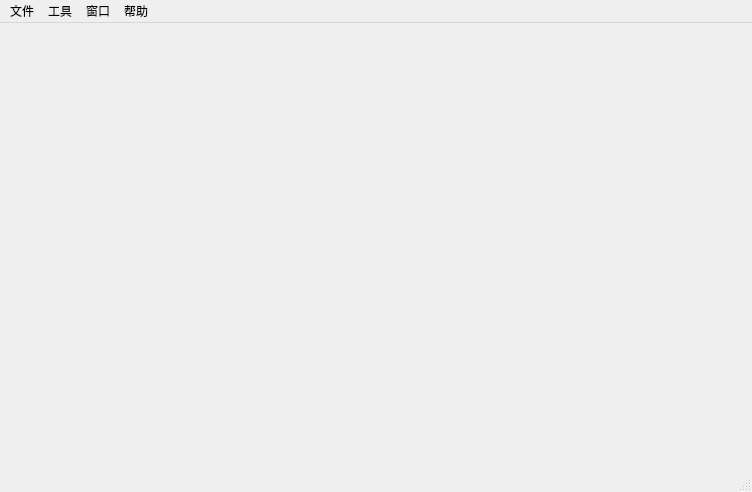
The window that Emoji_Qt/mainwindow.ui (feint123/Emoji) describes before a commit, drawn with Qt 5.
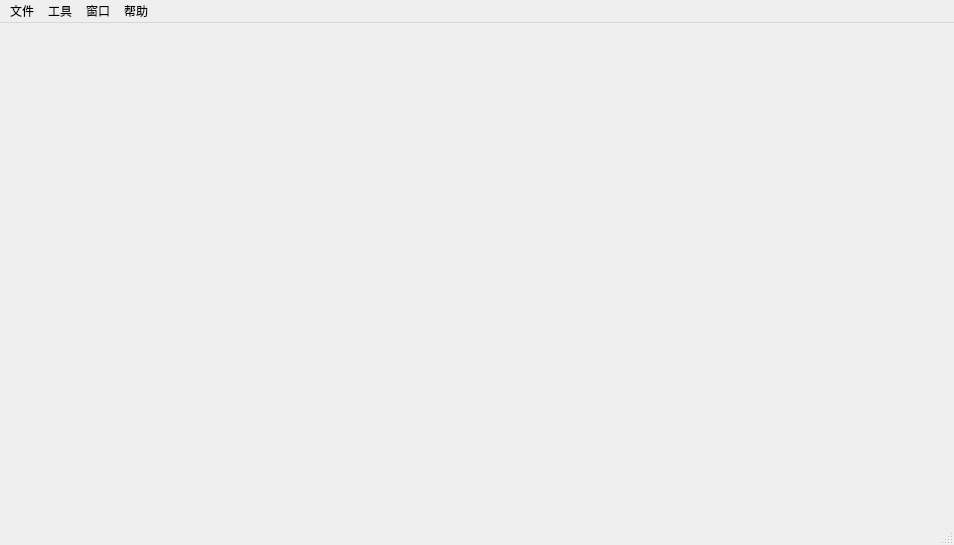
The same window after the commit.

What changed in the file:
```diff
--- a/Emoji_Qt/mainwindow.ui
+++ b/Emoji_Qt/mainwindow.ui
@@ -6,8 +6,8 @@
    <rect>
     <x>0</x>
     <y>0</y>
-    <width>752</width>
-    <height>492</height>
+    <width>954</width>
+    <height>545</height>
    </rect>
   </property>
   <property name="windowTitle">
@@ -19,7 +19,7 @@
     <rect>
      <x>0</x>
      <y>0</y>
-     <width>752</width>
+     <width>954</width>
      <height>22</height>
     </rect>
    </property>
```
